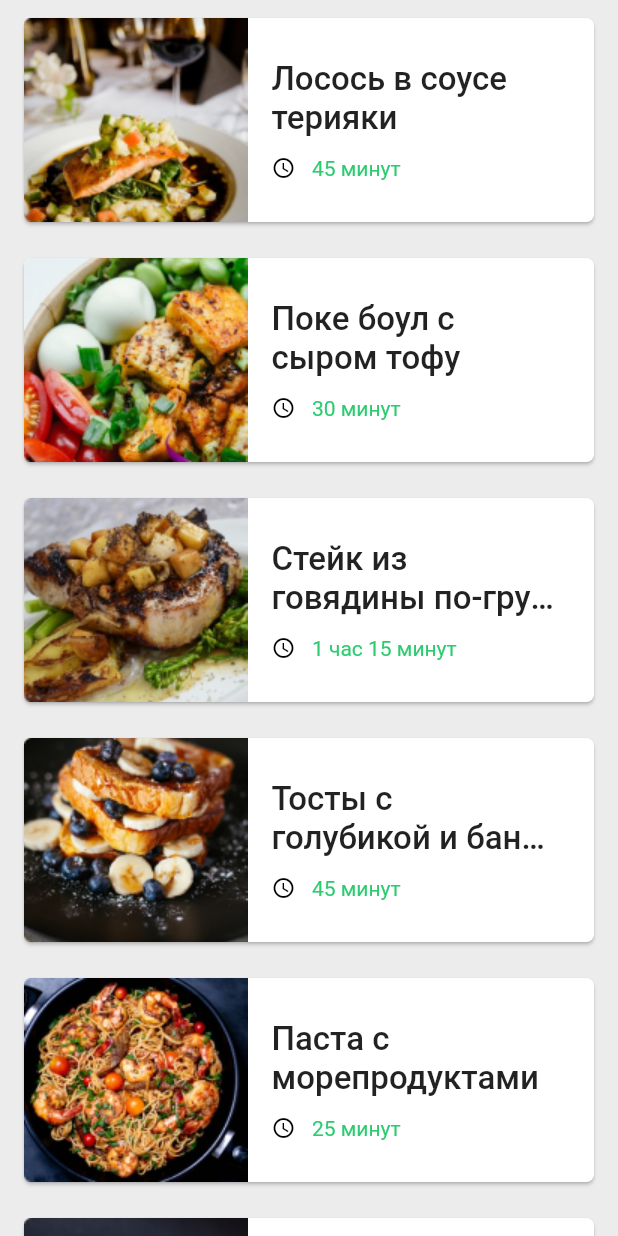
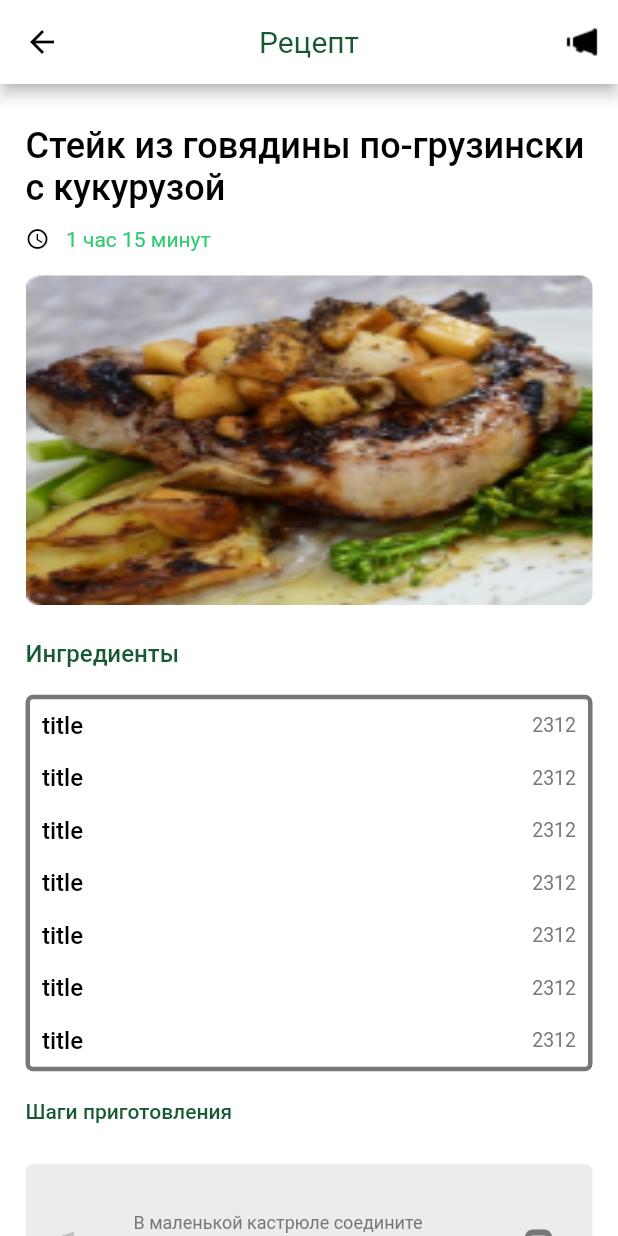
Before and after one commit to amoafina/otus_flutter, a Flutter app: the screen it shows after launch, on a phone screen of 412 x 824 dp. Run offline on Flutter 3.47's test engine with Material 2 defaults, Android fonts, the phone set to English and light mode, and no system bars.

```diff
--- a/lib/main.dart
+++ b/lib/main.dart
@@ -1,7 +1,9 @@
 import 'package:flutter/material.dart';
 import 'package:otusfood/item_food_widget.dart';
 import 'package:otusfood/model/food.dart';
+import 'package:otusfood/screens/about_food_screen.dart';
 import 'package:otusfood/utils/utils.dart';
+import 'package:otusfood/screens/splash_screen.dart';
 
 void main() {
   runApp(const MyApp());
@@ -18,7 +20,7 @@ class MyApp extends StatelessWidget {
       theme: ThemeData(
         primarySwatch: Colors.blue,
       ),
-      home: const MyHomePage(title: 'Flutter Demo Home Page'),
+      home: AboutFoodScreen(),
     );
   }
 }
--- /dev/null
+++ b/lib/model/step.dart
@@ -0,0 +1,18 @@
+class Step {
+  String description;
+  int id;
+  int time;
+  int foodId;
+  int numberStep;
+  bool isSuccessful;
+
+  Step({
+    required this.description,
+    required this.id,
+    required this.foodId,
+    required this.time,
+    required this.numberStep,
+    required this.isSuccessful,
+  });
+
+}
--- /dev/null
+++ b/lib/screens/about_food_screen.dart
@@ -0,0 +1,200 @@
+import 'package:flutter/cupertino.dart';
+import 'package:flutter/material.dart';
+import 'package:otusfood/model/food.dart';
+import 'package:otusfood/utils/utils.dart';
+import 'package:otusfood/widgets/cooking_time_info_widget.dart';
+import 'package:otusfood/widgets/step_widget.dart';
+
+class AboutFoodScreen extends StatefulWidget {
+  final Food food = Food(
+      title: "Стейк из говядины по-грузински с кукурузой",
+      time: 75,
+      id: 3,
+      imgLocalSource: "photo_third_recipe.png");
+
+  @override
+  State<AboutFoodScreen> createState() {
+    return _AboutFoodScreenState();
+  }
+}
+
+class _AboutFoodScreenState extends State<AboutFoodScreen> {
+  @override
+  Widget build(BuildContext context) {
+    return Scaffold(
+      appBar: AppBar(
+        leading: IconButton(
+          color: Colors.black,
+          onPressed: () {},
+          icon: Icon(
+            Icons.arrow_back,
+          ),
+        ),
+        title: Text(
+          'Рецепт',
+          style: TextStyle(
+              fontSize: 20.0,
+              color: '#165932'.toColor(),
+              fontWeight: FontWeight.w400),
+        ),
+        centerTitle: true,
+        backgroundColor: Colors.white,
+        actions: [
+          IconButton(
+            color: Colors.black,
+            onPressed: () {},
+            icon: Image.asset('assets/images/ic_megafon.png'),
+          )
+        ],
+      ),
+      backgroundColor: Colors.white,
+      body: SafeArea(
+        child: SingleChildScrollView(
+          physics: ScrollPhysics(),
+          child: Container(
+            margin: const EdgeInsets.only(left: 17.0, right: 17.0),
+            child: Column(
+              crossAxisAlignment: CrossAxisAlignment.start,
+              children: [
+                Padding(
+                  padding: const EdgeInsets.only(top: 27.6),
+                  child: Text(
+                    widget.food.title,
+                    style: TextStyle(
+                      color: Colors.black,
+                      fontWeight: FontWeight.w500,
+                      fontSize: 24.0,
+                    ),
+                  ),
+                ),
+                Padding(
+                  padding: const EdgeInsets.only(top: 12.0),
+                  child: CookingTimeInfoWidget(
+                    cookingTime: widget.food.getTimeValue(),
+                  ),
+                ),
+                Padding(
+                    padding: const EdgeInsets.only(top: 16.0),
+                    child: ClipRRect(
+                      borderRadius: BorderRadius.circular(8.0),
+                      child: Image.asset(
+                        widget.food.getLocalPath(),
+                        height: 220.0,
+                        fit: BoxFit.fill,
+                        width: 396.0,
+                      ),
+                    )),
+                Padding(
+                  padding: const EdgeInsets.only(
+                    top: 22.54,
+                  ),
+                  child: Text(
+                    'Ингредиенты',
+                    style: TextStyle(
+                      color: Color(0Xff165932),
+                      fontSize: 16.0,
+                      fontWeight: FontWeight.w500,
+                    ),
+                  ),
+                ),
+                Container(
+                  width: double.infinity,
+                  margin: const EdgeInsets.only(top: 18.0),
+                  decoration: BoxDecoration(
+                    border: Border.all(
+                      color: Color(0xFF797676),
+                      width: 3.0,
+                    ),
+                    borderRadius: BorderRadius.all(Radius.circular(5)),
+                  ),
+                  child: ListView.builder(
+                      physics: NeverScrollableScrollPhysics(),
+                      shrinkWrap: true,
+                      itemCount: 7,
+                      itemBuilder: (context, index) {
+                        return Padding(
+                          padding: const EdgeInsets.all(8.0),
+                          child: Row(
+                            mainAxisSize: MainAxisSize.max,
+                            mainAxisAlignment: MainAxisAlignment.spaceBetween,
+                            children: [
+                              Text(
+                                'title',
+                                style: TextStyle(
+                                  color: Colors.black,
+                                  fontWeight: FontWeight.w500,
+                                  fontSize: 16.0,
+                                ),
+                              ),
+                              Align(
+                                child: Text(
+                                  '2312',
+                                  style: TextStyle(
+                                    color: Color(0XFF797676),
+                                    fontSize: 13.0,
+                                    fontWeight: FontWeight.w400,
+                                  ),
+                                ),
+                                alignment: Alignment.centerLeft,
+                              ),
+                            ],
+                          ),
+                        );
+                      }),
+                ),
+                Padding(
+                  padding: const EdgeInsets.only(top: 19.0),
+                  child: Text(
+                    'Шаги приготовления',
+                    style: TextStyle(
+                      color: Color(0Xff165932),
+                      fontWeight: FontWeight.w500,
+                    ),
+                  ),
+                ),
+                Padding(
+                  padding: const EdgeInsets.only(top: 19.0),
+                  child: ListView.builder(
+                      physics: NeverScrollableScrollPhysics(),
+                      shrinkWrap: true,
+                      itemCount: 7,
+                      itemBuilder: (context, index) {
+                        return Padding(
+                          padding: const EdgeInsets.only(top: 8.0, bottom: 8.0),
+                          child: StepWidget(),
+                        );
+                      }),
+                ),
+                Padding(
+                  padding: const EdgeInsets.only(
+                    top: 27.0,
+                    bottom: 81.0,
+                  ),
+                  child: Center(
+                    child: MaterialButton(
+                      minWidth: 232.0,
+                      height: 48.0,
+                      child: Text(
+                        'Начать готовить',
+                        style: TextStyle(
+                          color: Colors.white,
+                          fontWeight: FontWeight.w500,
+                          fontSize: 16.0,
+                        ),
+                      ),
+                      color: Color(0XFF165932),
+                      shape: RoundedRectangleBorder(
+                        borderRadius: BorderRadius.circular(25.0),
+                      ),
+                      onPressed: () {},
+                    ),
+                  ),
+                )
+              ],
+            ),
+          ),
+        ),
+      ),
+    );
+  }
+}
--- /dev/null
+++ b/lib/screens/splash_screen.dart
@@ -0,0 +1,58 @@
+import 'dart:ui' as ui;
+
+import 'package:flutter/material.dart';
+import 'package:otusfood/utils/utils.dart';
+
+class SplashScreenWidget extends StatelessWidget {
+  @override
+  Widget build(BuildContext context) {
+    return Scaffold(
+      body: Stack(
+        children: [
+          SizedBox(
+            child: CustomPaint(
+              painter: _GradientStartPainter(),
+            ),
+            height: MediaQuery
+                .of(context)
+                .size
+                .height,
+            width: MediaQuery
+                .of(context)
+                .size
+                .width,
+          ),
+          Center(
+            child: SizedBox(
+              width: 283.0,
+              height: 283.0,
+              child: Image.asset("assets/images/back_img.png"),
+            ),
+          )
+        ],
+      ),
+    );
+  }
+}
+
+class _GradientStartPainter extends CustomPainter {
+  @override
+  void paint(Canvas canvas, Size size) {
+    final paint = Paint()
+      ..style = PaintingStyle.fill
+      ..shader = ui.Gradient.linear(
+        Offset(0.0, 0.0),
+        Offset(size.width, size.height),
+        [
+          '#2ECC71'.toColor(),
+          '#165932'.toColor(),
+        ],
+        [0.19, 1],
+      );
+    final rect = Offset.zero & size;
+    canvas.drawRect(rect, paint);
+  }
+
+  @override
+  bool shouldRepaint(covariant CustomPainter oldDelegate) => false;
+}
--- /dev/null
+++ b/lib/widgets/cooking_time_info_widget.dart
@@ -0,0 +1,32 @@
+import 'package:flutter/cupertino.dart';
+import 'package:flutter/material.dart';
+import 'package:otusfood/utils/utils.dart';
+
+class CookingTimeInfoWidget extends StatelessWidget {
+  String cookingTime;
+
+  CookingTimeInfoWidget({required this.cookingTime});
+
+  @override
+  Widget build(BuildContext context) {
+    return Row(
+      children: [
+        const Icon(
+          Icons.watch_later_outlined,
+          size: 16.0,
+          color: Colors.black,
+        ),
+        Padding(
+          padding: const EdgeInsets.only(left: 11.0),
+          child: Text(
+            cookingTime,
+            style: TextStyle(
+              color: '#2ECC71'.toColor(),
+              fontWeight: FontWeight.w400,
+            ),
+          ),
+        )
+      ],
+    );
+  }
+}
--- /dev/null
+++ b/lib/widgets/step_widget.dart
@@ -0,0 +1,61 @@
+import 'package:flutter/material.dart';
+
+class StepWidget extends StatelessWidget {
+  @override
+  Widget build(BuildContext context) {
+    return Container(
+      height: 120.0,
+      width: double.infinity,
+      child: Center(
+        child: ListTile(
+          leading: Text(
+            '1',
+            style: TextStyle(
+              fontSize: 40.0,
+              fontWeight: FontWeight.w900,
+              color: Color(0XFFC2C2C2),
+            ),
+          ),
+          title: Text(
+            'В маленькой кастрюле соедините соевый соус, 6 столовых ложек воды, мёд, сахар, измельчённый чеснок, имбирь и лимонный сок.',
+            style: TextStyle(
+              color: Color(0XFF797676),
+              fontWeight: FontWeight.w400,
+              fontSize: 12.0,
+            ),
+          ),
+          trailing: Column(
+            mainAxisAlignment: MainAxisAlignment.start,
+            mainAxisSize: MainAxisSize.min,
+            children: [
+              Checkbox(
+                materialTapTargetSize: MaterialTapTargetSize.shrinkWrap,
+                value: false,
+                side: BorderSide(
+                  color: Color(0XFF797676),
+                  width: 4.0,
+                ),
+                shape: RoundedRectangleBorder(
+                  borderRadius: BorderRadius.circular(5.0),
+                ),
+                onChanged: (isChecked) {},
+              ),
+              Text(
+                '06:00',
+                style: TextStyle(
+                  color: Color(0XFF797676),
+                  fontSize: 13.0,
+                  fontWeight: FontWeight.w900,
+                ),
+              ),
+            ],
+          ),
+        ),
+      ),
+      decoration: BoxDecoration(
+        borderRadius: BorderRadius.circular(5.0),
+        color: Color(0xFFECECEC),
+      ),
+    );
+  }
+}
```
Also changed, not shown: assets/images/back_img.png (added), assets/images/ic_megafon.png (added), pubspec.lock.
